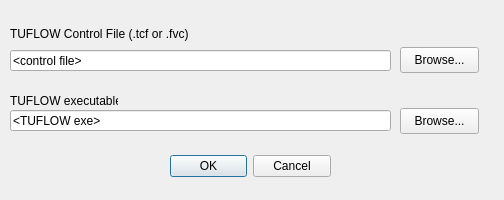
This is tuflow/forms/ui_tuflowqgis_run_tf_simple.ui in TUFLOW-Support/QGIS-TUFLOW-Plugin as Qt 5 draws it before an edit. The edited form follows.
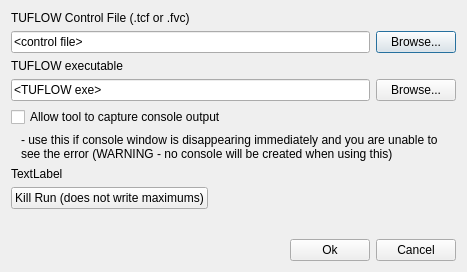
This is the edited form.

The edit to the form file:
```diff
--- a/tuflow/forms/ui_tuflowqgis_run_tf_simple.ui
+++ b/tuflow/forms/ui_tuflowqgis_run_tf_simple.ui
@@ -6,51 +6,25 @@
    <rect>
     <x>0</x>
     <y>0</y>
-    <width>504</width>
-    <height>200</height>
+    <width>467</width>
+    <height>272</height>
    </rect>
   </property>
   <property name="windowTitle">
    <string>Run TUFLOW (Simple)</string>
   </property>
-  <widget class="QDialogButtonBox" name="buttonBox">
-   <property name="geometry">
-    <rect>
-     <x>170</x>
-     <y>150</y>
-     <width>161</width>
-     <height>32</height>
-    </rect>
-   </property>
-   <property name="orientation">
-    <enum>Qt::Horizontal</enum>
-   </property>
-   <property name="standardButtons">
-    <set>QDialogButtonBox::Cancel|QDialogButtonBox::Ok</set>
-   </property>
-  </widget>
+  <layout class="QVBoxLayout" name="verticalLayout">
+   <item>
   <widget class="QLabel" name="label_1">
-   <property name="geometry">
-    <rect>
-     <x>10</x>
-     <y>23</y>
-     <width>191</width>
-     <height>22</height>
-    </rect>
-   </property>
    <property name="text">
     <string>TUFLOW Control File (.tcf or .fvc)</string>
    </property>
   </widget>
+   </item>
+   <item>
+    <layout class="QHBoxLayout" name="horizontalLayout">
+     <item>
   <widget class="QLineEdit" name="tcf">
-   <property name="geometry">
-    <rect>
-     <x>10</x>
-     <y>50</y>
-     <width>381</width>
-     <height>21</height>
-    </rect>
-   </property>
    <property name="text">
     <string>&lt;control file&gt;</string>
    </property>
@@ -58,41 +32,27 @@
     <bool>false</bool>
    </property>
   </widget>
+     </item>
+     <item>
   <widget class="QPushButton" name="browsetcffile">
-   <property name="geometry">
-    <rect>
-     <x>400</x>
-     <y>47</y>
-     <width>79</width>
-     <height>26</height>
-    </rect>
-   </property>
    <property name="text">
     <string>Browse...</string>
    </property>
   </widget>
+     </item>
+    </layout>
+   </item>
+   <item>
   <widget class="QLabel" name="label_2">
-   <property name="geometry">
-    <rect>
-     <x>10</x>
-     <y>90</y>
-     <width>108</width>
-     <height>22</height>
-    </rect>
-   </property>
    <property name="text">
     <string>TUFLOW executable</string>
    </property>
   </widget>
+   </item>
+   <item>
+    <layout class="QHBoxLayout" name="horizontalLayout_2">
+     <item>
   <widget class="QLineEdit" name="TUFLOW_exe">
-   <property name="geometry">
-    <rect>
-     <x>10</x>
-     <y>110</y>
-     <width>381</width>
-     <height>21</height>
-    </rect>
-   </property>
    <property name="text">
     <string>&lt;TUFLOW exe&gt;</string>
    </property>
@@ -100,19 +60,136 @@
     <bool>false</bool>
    </property>
   </widget>
+     </item>
+     <item>
   <widget class="QPushButton" name="browseexe">
-   <property name="geometry">
-    <rect>
-     <x>400</x>
-     <y>108</y>
-     <width>79</width>
-     <height>26</height>
-    </rect>
-   </property>
    <property name="text">
     <string>Browse...</string>
    </property>
   </widget>
+     </item>
+    </layout>
+   </item>
+   <item>
+    <layout class="QHBoxLayout" name="horizontalLayout_4">
+     <item>
+      <widget class="QCheckBox" name="cbCaptureOutput">
+       <property name="text">
+        <string>Allow tool to capture console output</string>
+       </property>
+      </widget>
+     </item>
+     <item>
+      <spacer name="horizontalSpacer_2">
+       <property name="orientation">
+        <enum>Qt::Horizontal</enum>
+       </property>
+       <property name="sizeType">
+        <enum>QSizePolicy::Maximum</enum>
+       </property>
+       <property name="sizeHint" stdset="0">
+        <size>
+         <width>20</width>
+         <height>20</height>
+        </size>
+       </property>
+      </spacer>
+     </item>
+    </layout>
+   </item>
+   <item>
+    <widget class="QLabel" name="label">
+     <property name="text">
+      <string>- use this if console window is disappearing immediately and you are unable to see the error (WARNING - no console will be created when using this)</string>
+     </property>
+     <property name="wordWrap">
+      <bool>true</bool>
+     </property>
+     <property name="indent">
+      <number>10</number>
+     </property>
+    </widget>
+   </item>
+   <item>
+    <layout class="QHBoxLayout" name="horizontalLayout_5">
+     <item>
+      <widget class="QLabel" name="progressText">
+       <property name="text">
+        <string>TextLabel</string>
+       </property>
+      </widget>
+     </item>
+    </layout>
+   </item>
+   <item>
+    <layout class="QHBoxLayout" name="horizontalLayout_6">
+     <item>
+      <widget class="QPushButton" name="pbKillRun">
+       <property name="text">
+        <string>Kill Run (does not write maximums)</string>
+       </property>
+      </widget>
+     </item>
+     <item>
+      <spacer name="horizontalSpacer_3">
+       <property name="orientation">
+        <enum>Qt::Horizontal</enum>
+       </property>
+       <property name="sizeHint" stdset="0">
+        <size>
+         <width>40</width>
+         <height>20</height>
+        </size>
+       </property>
+      </spacer>
+     </item>
+    </layout>
+   </item>
+   <item>
+    <spacer name="verticalSpacer">
+     <property name="orientation">
+      <enum>Qt::Vertical</enum>
+     </property>
+     <property name="sizeHint" stdset="0">
+      <size>
+       <width>20</width>
+       <height>40</height>
+      </size>
+     </property>
+    </spacer>
+   </item>
+   <item>
+    <layout class="QHBoxLayout" name="horizontalLayout_3">
+     <item>
+      <spacer name="horizontalSpacer">
+       <property name="orientation">
+        <enum>Qt::Horizontal</enum>
+       </property>
+       <property name="sizeHint" stdset="0">
+        <size>
+         <width>40</width>
+         <height>20</height>
+        </size>
+       </property>
+      </spacer>
+     </item>
+     <item>
+      <widget class="QPushButton" name="pbOk">
+       <property name="text">
+        <string>Ok</string>
+       </property>
+      </widget>
+     </item>
+     <item>
+      <widget class="QPushButton" name="pbCancel">
+       <property name="text">
+        <string>Cancel</string>
+       </property>
+      </widget>
+     </item>
+    </layout>
+   </item>
+  </layout>
  </widget>
  <resources/>
  <connections>
```
Left out of the diff: 35 changed lines with no effect on the pictures. Lines whose indentation alone changed are shown as unchanged.
